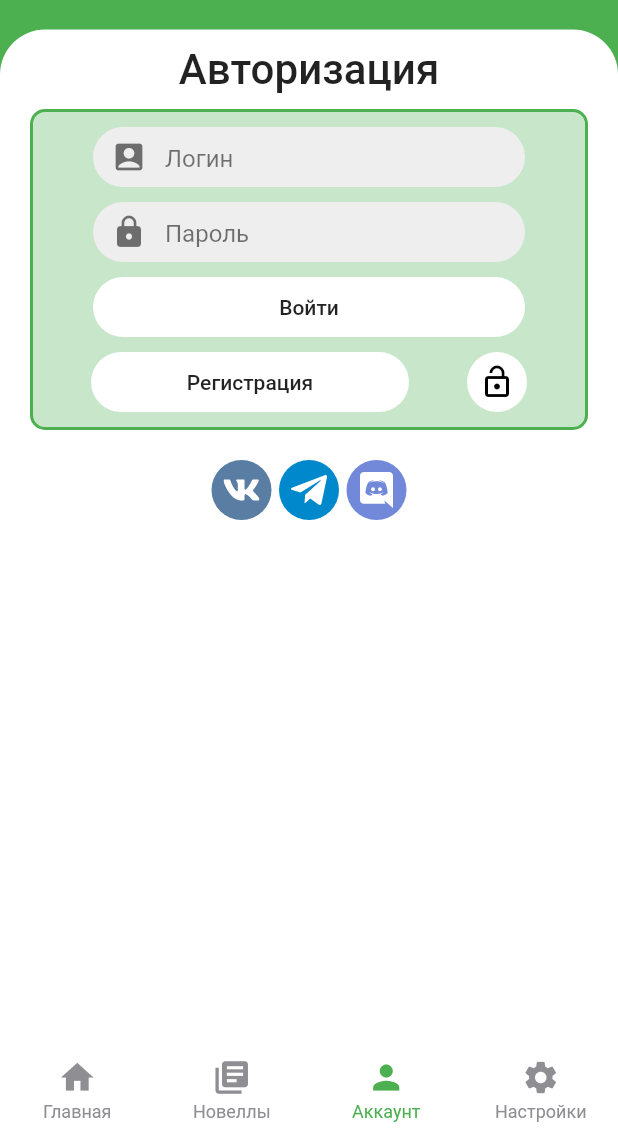
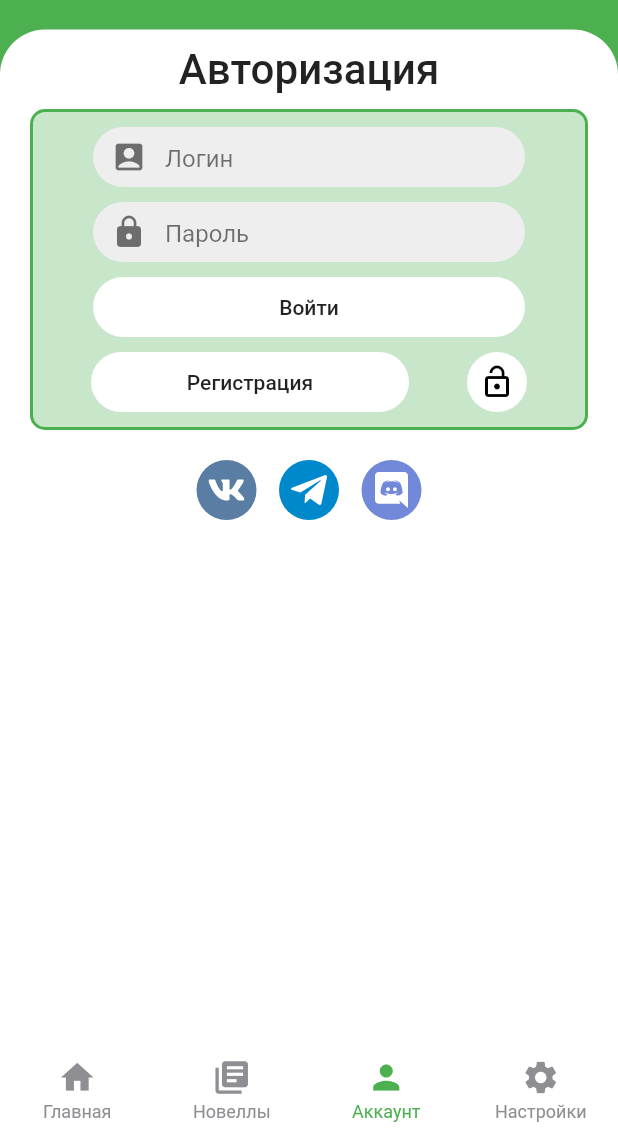
Before and after one commit to unmei-site/unmei_fl, a Flutter app: the screen it shows after launch, item 3 of the bottom bar chosen, on a phone screen of 412 x 824 dp, the part 104-1236 px from its top. Run offline on Flutter 3.47's test engine with Material 2 defaults, Android fonts, the phone set to English and light mode, and no system bars; drawn by our look-alikes of persistent_bottom_nav_bar; our stand-ins replace bloc, flutter_bloc, flutter_svg, fluttertoast, get, get_storage and 3 more; network calls fail.

Commit message:
App works not properly

```diff
--- a/lib/bloc/unmei_theme_bloc.dart
+++ /dev/null
@@ -1,31 +0,0 @@
-import 'dart:async';
-
-import 'package:flutter/material.dart';
-import 'package:hydrated_bloc/hydrated_bloc.dart';
-import 'package:meta/meta.dart';
-import 'package:unmei_fl/theme.dart';
-
-part 'unmei_theme_event.dart';
-part 'unmei_theme_state.dart';
-
-class ThemeBloc extends HydratedBloc<ThemeEvent, ThemeState> {
-  ThemeBloc() : super(ThemeState());
-
-  @override
-  Stream<ThemeState> mapEventToState(ThemeEvent event) async* {
-    if (event is ThemeChanged) {
-      yield ThemeState(themeData: appThemeData[event.theme]);
-    }
-  }
-
-  @override
-  ThemeState fromJson(Map<String, dynamic> json) {
-    return ThemeState(
-        themeData: appThemeData[ThemeConfig.values[json['themeMode'] as int]]);
-  }
-
-  @override
-  Map<String, dynamic> toJson(ThemeState state) {
-    return {'themeMode': appThemeData[state.themeConfig.index]};
-  }
-}
--- a/lib/bloc/unmei_theme_event.dart
+++ /dev/null
@@ -1,12 +0,0 @@
-part of 'unmei_theme_bloc.dart';
-
-@immutable
-abstract class ThemeEvent {}
-
-class ThemeChanged extends ThemeEvent {
-  final ThemeConfig theme;
-
-  ThemeChanged({
-    this.theme,
-  });
-}
--- a/lib/bloc/unmei_theme_state.dart
+++ /dev/null
@@ -1,9 +0,0 @@
-part of 'unmei_theme_bloc.dart';
-
-@immutable
-class ThemeState {
-  final ThemeData themeData;
-  final ThemeConfig themeConfig;
-
-  ThemeState({this.themeData, this.themeConfig});
-}
--- a/lib/main.dart
+++ b/lib/main.dart
@@ -1,32 +1,21 @@
 import 'package:flutter/material.dart';
 import 'package:flutter_bloc/flutter_bloc.dart';
-import 'package:hydrated_bloc/hydrated_bloc.dart';
 import 'package:unmei_fl/bloc/unmei_bloc.dart';
-import 'package:unmei_fl/bloc/unmei_theme_bloc.dart';
 import 'package:unmei_fl/widget/bottom_nav_widget.dart';
+import 'package:get/get.dart';
 
-void main() async {
-  WidgetsFlutterBinding.ensureInitialized();
-  HydratedBloc.storage = await HydratedStorage.build();
+void main() {
   runApp(App());
 }
 
 class App extends StatelessWidget {
   @override
   Widget build(BuildContext context) {
-    return BlocProvider<ThemeBloc>(
-      create: (_) => ThemeBloc(),
-      child: BlocBuilder<ThemeBloc, ThemeState>(
-        builder: (context, state) {
-          return MaterialApp(
-            debugShowCheckedModeBanner: false,
-            theme: state.themeData,
-            home: BlocProvider(
-              create: (context) => UnmeiBloc(),
-              child: BottomNavigation(),
-            ),
-          );
-        },
+    return GetMaterialApp(
+      debugShowCheckedModeBanner: false,
+      home: BlocProvider(
+        create: (context) => UnmeiBloc(),
+        child: BottomNavigation(),
       ),
     );
   }
--- a/lib/page/account_page.dart
+++ b/lib/page/account_page.dart
@@ -3,7 +3,7 @@ import 'dart:convert';
 import 'package:flutter/cupertino.dart';
 import 'package:flutter/material.dart';
 import 'package:flutter_svg/flutter_svg.dart';
-import 'package:shared_preferences/shared_preferences.dart';
+import 'package:get_storage/get_storage.dart';
 import 'package:unmei_fl/widget/utils_widget.dart';
 
 import 'package:http/http.dart' as http;
@@ -17,6 +17,7 @@ class AccountPage extends StatefulWidget {
 
 class _AccountPageState extends State<AccountPage> {
   bool _isLoading = false;
+  var box = GetStorage();
 
   @override
   void initState() {
@@ -25,10 +26,9 @@ class _AccountPageState extends State<AccountPage> {
   }
 
   checkLogin() async {
-    var sharedPref = await SharedPreferences.getInstance();
-    if (sharedPref.getString("token") != null)
-      Navigator.of(context)
-          .push(MaterialPageRoute(builder: (context) => UserAccount()));
+    await GetStorage.init();
+    print(box.read('token'));
+    // if (box.read('token') != null) goTo(context, UserAccount());
   }
 
   @override
@@ -166,12 +166,12 @@ class _AccountPageState extends State<AccountPage> {
                       "https://vk.com/unmei_site",
                       "assets/icons/vk.svg",
                       0xFF597da3,
-                      const EdgeInsets.only(right: 5)),
+                      const EdgeInsets.only(right: 15)),
                   accSocialIcon(
                       "https://t.me/unmei_site",
                       "assets/icons/telegram.svg",
                       0xFF0088cc,
-                      const EdgeInsets.only(right: 5)),
+                      const EdgeInsets.only(right: 15)),
                   accSocialIcon("https://discord.gg/4CA8Cju",
                       "assets/icons/discord.svg", 0xFF7289DA, null),
                 ],
@@ -185,7 +185,6 @@ class _AccountPageState extends State<AccountPage> {
   final passwordController = TextEditingController();
 
   signIn(String login, String password) async {
-    var sharedPref = await SharedPreferences.getInstance();
     var data = {
       'login': login,
       'password': password,
@@ -195,20 +194,21 @@ class _AccountPageState extends State<AccountPage> {
         "https://api.unmei.space/v1/auth/login?auth_type=token",
         body: jsonEncode(data));
     if (resp.statusCode == 200) {
+      await GetStorage.init();
       var request = jsonDecode(resp.body);
-      sharedPref.setString('token', request['data']);
+      box.write('token', request['data']);
       showToast(context, "Добро пожаловать!", Colors.green, Icons.check);
 
       setState(() {
         _isLoading = false;
       });
-      Navigator.of(context)
-          .push(MaterialPageRoute(builder: (context) => UserAccount()));
+      goTo(context, UserAccount());
     } else {
       setState(() {
         _isLoading = false;
       });
       print(resp.body);
+      showToast(context, "Неверный логин и/или пароль!", Colors.red, Icons.cancel);
     }
   }
 
@@ -363,10 +363,9 @@ class UserAccount extends StatelessWidget {
       );
 
   onLogout(context) async {
-    var sharedPref = await SharedPreferences.getInstance();
-    sharedPref.remove("token");
-    Navigator.of(context)
-        .push(MaterialPageRoute(builder: (context) => AccountPage()));
+    var box = GetStorage();
+    box.remove("token");
+    goTo(context, AccountPage());
     showToast(context, "Возвращайтесь!", Colors.amber, Icons.next_plan);
     print("Success exited!");
   }
--- a/lib/widget/bottom_nav_widget.dart
+++ b/lib/widget/bottom_nav_widget.dart
@@ -1,5 +1,6 @@
 import 'package:flutter/cupertino.dart';
 import 'package:flutter/material.dart';
+import 'package:get_storage/get_storage.dart';
 import 'package:persistent_bottom_nav_bar/persistent-tab-view.dart';
 import 'package:unmei_fl/page/account_page.dart';
 import 'package:unmei_fl/page/news_page.dart';
@@ -13,27 +14,37 @@ class BottomNavigation extends StatefulWidget {
 }
 
 class _BottomNavigationState extends State<BottomNavigation> {
-  var _listPage = List<Widget>();
+  // var _listPage = List<Widget>();
   var _controller = PersistentTabController(initialIndex: 0);
+  var box = GetStorage();
 
   @override
   void initState() {
-    _listPage.add(NewsPage());
-    _listPage.add(NovelsPage());
-    _listPage.add(AccountPage());
-    _listPage.add(SettingsPage());
+    // _listPage.add(NewsPage());
+    // _listPage.add(NovelsPage());
+    // _listPage.add(AccountPage());
+    // _listPage.add(SettingsPage());
     super.initState();
   }
 
   @override
   Widget build(BuildContext context) {
     return PersistentTabView(
-      screens: _listPage,
+      screens: _buildScreens(),
       controller: _controller,
       items: _navBarsItems(),
       navBarStyle: NavBarStyle.style6,
       backgroundColor: Colors.white,
     );
+  }
+
+  List<Widget> _buildScreens() {
+    return [
+      NewsPage(),
+      NovelsPage(),
+      AccountPage(),
+      SettingsPage(),
+    ];
   }
 
   List<PersistentBottomNavBarItem> _navBarsItems() {
```
Also changed, not shown: lib/page/settings_page.dart (+20 -14 lines), lib/theme.dart (+10 -76 lines), lib/utils.dart (+21 -0 lines), pubspec.yaml (+9 -6 lines), pubspec.lock.
